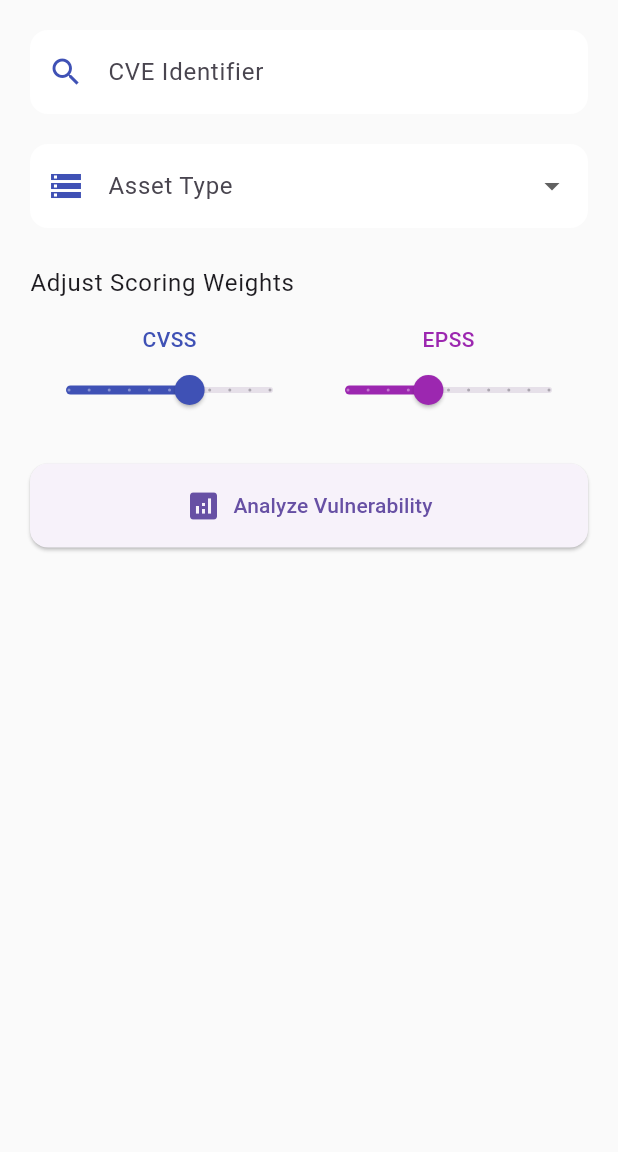
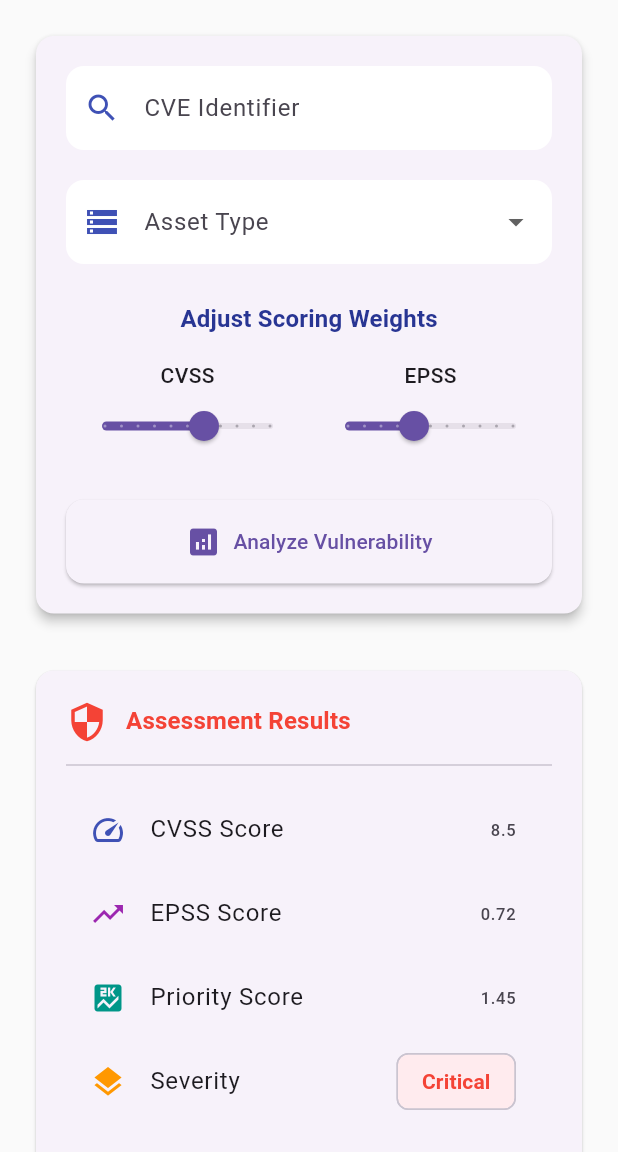
Before and after one commit to PasinduNimesha/vpf, a Flutter app: the VulnerabilityOverviewPage screen opened directly, on a phone screen of 412 x 824 dp, the part 84-1236 px from its top. Run offline on Flutter 3.47's test engine with Material 3 defaults, Android fonts, the phone set to English and light mode, and no system bars.

Commit message:
Refactor HomeScreen to stateless UI mockup

```diff
--- a/lib/HomeScreen.dart
+++ b/lib/HomeScreen.dart
@@ -1,8 +1,8 @@
 import 'package:flutter/material.dart';
-import 'dart:convert';
-import 'package:http/http.dart' as http;
 
 class HomeScreen extends StatelessWidget {
+  const HomeScreen({super.key});
+
   @override
   Widget build(BuildContext context) {
     return MaterialApp(
@@ -11,6 +11,13 @@
       theme: ThemeData(
         primarySwatch: Colors.indigo,
         scaffoldBackgroundColor: Colors.grey[50],
+        cardTheme: CardThemeData(
+          color: Colors.white,
+          elevation: 3,
+          shape: RoundedRectangleBorder(
+            borderRadius: BorderRadius.circular(12),
+          ),
+        ),
         inputDecorationTheme: InputDecorationTheme(
           filled: true,
           fillColor: Colors.white,
@@ -19,130 +26,14 @@
             borderSide: BorderSide.none,
           ),
         ),
-        cardTheme: CardTheme(
-          elevation: 4,
-          shape: RoundedRectangleBorder(
-            borderRadius: BorderRadius.circular(16),
       ),
-        ),
-        textTheme: TextTheme(
-          bodyLarge: TextStyle(
-            fontSize: 20,
-            fontWeight: FontWeight.w600,
-            color: Colors.indigo[800],
-          ),
-          bodyMedium: TextStyle(
-            fontSize: 16,
-            color: Colors.grey[800],
-          ),
-        ),
-      ),
-      home: VulnerabilityOverviewPage(),
+      home: const VulnerabilityOverviewPage(),
     );
   }
 }
 
-class VulnerabilityOverviewPage extends StatefulWidget {
+class VulnerabilityOverviewPage extends StatelessWidget {
   const VulnerabilityOverviewPage({super.key});
-
-  @override
-  _VulnerabilityOverviewPageState createState() => _VulnerabilityOverviewPageState();
-}
-
-class _VulnerabilityOverviewPageState extends State<VulnerabilityOverviewPage> {
-  final TextEditingController _cveController = TextEditingController();
-  String? _selectedAssetType;
-  double? _acmValue;
-  String? _severity;
-  double? _cvssScore;
-  double? _epssScore;
-  String? _priority;
-  double _priorityScore = 0;
-  double _cvssWeight = 0.6;
-  double _epssWeight = 0.4;
-  bool _isLoading = false;
-
-  final Map<String, double> _assetTypes = {
-    'Database with sensitive info': 2.0,
-    'Internal server': 1.5,
-    'E-commerce website': 1.3,
-    'Public blog': 1.0,
-  };
-
-  Future<void> _fetchVulnerabilityData() async {
-    if (_isLoading) return;
-
-    final cveCode = _cveController.text.trim();
-    if (cveCode.isEmpty || _selectedAssetType == null) {
-      setState(() => _severity = 'Please enter a CVE code and select an asset type.');
-      return;
-    }
-
-    setState(() => _isLoading = true);
-
-    try {
-      print('Fetching data for $cveCode...');
-      final cvssResponse = await http.get(Uri.parse('https://cve.circl.lu/api/cve/$cveCode'));
-      if (cvssResponse.statusCode != 200) throw Exception('Failed to load CVSS data');
-      final cvssData = json.decode(cvssResponse.body);
-      final cvssScore = cvssData['containers']['cna']?.containsKey('metrics') == false
-          ? cvssData['containers']['adp'][0]['metrics'][0]['cvssV3_1']['baseScore']
-          : (cvssData['containers']['cna']['metrics'][0]['cvssV3_1']['baseScore'] as num).toDouble();
-
-
-      final epssResponse = await http.get(Uri.parse('https://api.first.org/data/v1/epss?cve=$cveCode'));
-      if (epssResponse.statusCode != 200) throw Exception('Failed to load EPSS data');
-      final epssData = json.decode(epssResponse.body);
-      final epssScore = double.parse(epssData['data'][0]['epss']);
-
-      final normalizedCvss = cvssScore / 10.0;
-      final priorityScore = _acmValue! * (_cvssWeight * normalizedCvss + _epssWeight * epssScore);
-
-      final priority = _calculatePriority(priorityScore);
-      final severityLabel = _getSeverityLabel(cvssScore);
-
-      setState(() {
-        _cvssScore = cvssScore;
-        _epssScore = epssScore;
-        _severity = 'Severity: $severityLabel (${cvssScore.toStringAsFixed(1)})';
-        _priority = priority;
-        _priorityScore = priorityScore;
-      });
-    } catch (e) {
-      setState(() => _severity = 'Error: ${e.toString().replaceAll('Exception: ', '')}');
-    } finally {
-      setState(() => _isLoading = false);
-    }
-  }
-
-  String _calculatePriority(double score) {
-    if (score > 1.5) return 'Critical – Fix ASAP';
-    if (score > 1.0) return 'High – Fix Soon';
-    if (score > 0.5) return 'Medium – Fix Later';
-    return 'Low – Monitor';
-  }
-
-  String _getSeverityLabel(double cvssScore) {
-    if (cvssScore >= 9.0) return 'Critical';
-    if (cvssScore >= 7.0) return 'High';
-    if (cvssScore >= 4.0) return 'Medium';
-    return 'Low';
-  }
-
-  Color _getPriorityColor() {
-    switch (_priority?.split(' ')[0]) {
-      case 'Critical':
-        return Colors.red;
-      case 'High':
-        return Colors.orange;
-      case 'Medium':
-        return Colors.amber;
-      case 'Low':
-        return Colors.green;
-      default:
-        return Colors.grey;
-    }
-  }
 
   @override
   Widget build(BuildContext context) {
@@ -158,89 +49,55 @@
         child: Column(
           crossAxisAlignment: CrossAxisAlignment.stretch,
           children: [
+            // 🔹 Input card
+            Card(
+              elevation: 3,
+              child: Padding(
+                padding: const EdgeInsets.all(20),
+                child: Column(
+                  children: [
                     TextField(
-              controller: _cveController,
-              decoration: InputDecoration(
+                      decoration: const InputDecoration(
                         labelText: 'CVE Identifier',
+                        hintText: 'e.g., CVE-2023-12345',
                         prefixIcon: Icon(Icons.search, color: Colors.indigo),
-                hintText: 'e.g., CVE-2023-12345',
                       ),
                     ),
                     const SizedBox(height: 20),
                     DropdownButtonFormField<String>(
-              decoration: InputDecoration(
+                      decoration: const InputDecoration(
                         labelText: 'Asset Type',
                         prefixIcon: Icon(Icons.storage, color: Colors.indigo),
                       ),
-              value: _selectedAssetType,
-              items: _assetTypes.entries.map((e) => DropdownMenuItem(
-                value: e.key,
-                child: Text(e.key, style: Theme.of(context).textTheme.bodyMedium),
-              )).toList(),
-              onChanged: (value) => setState(() {
-                _selectedAssetType = value;
-                _acmValue = _assetTypes[value];
-              }),
+                      items: const [
+                        DropdownMenuItem(value: 'db', child: Text('Database with sensitive info')),
+                        DropdownMenuItem(value: 'server', child: Text('Internal server')),
+                        DropdownMenuItem(value: 'ecommerce', child: Text('E-commerce website')),
+                        DropdownMenuItem(value: 'blog', child: Text('Public blog')),
+                      ],
+                      onChanged: (_) {},
                     ),
                     const SizedBox(height: 25),
-            _buildWeightSliders(),
-            const SizedBox(height: 25),
-            ElevatedButton.icon(
-              icon: _isLoading
-                  ? SizedBox(
-                      width: 24,
-                      height: 24,
-                      child: CircularProgressIndicator(color: Colors.white, strokeWidth: 2),
-                    )
-                  : Icon(Icons.analytics, size: 24),
-              label: Text(_isLoading ? 'Analyzing...' : 'Analyze Vulnerability'),
-              style: ElevatedButton.styleFrom(
-                padding: const EdgeInsets.symmetric(vertical: 16),
-                shape: RoundedRectangleBorder(
-                  borderRadius: BorderRadius.circular(12),
+                    Text(
+                      'Adjust Scoring Weights',
+                      style: Theme.of(context).textTheme.titleMedium?.copyWith(
+                            fontWeight: FontWeight.w600,
+                            color: Colors.indigo[800],
                           ),
                     ),
-              onPressed: _isLoading ? null : _fetchVulnerabilityData,
-            ),
-            if (_severity != null) ...[
-              const SizedBox(height: 30),
-              _buildResultsCard(context),
-            ],
-          ],
-        ),
-      ),
-    );
-  }
-
-  Widget _buildWeightSliders() {
-    return Column(
-      crossAxisAlignment: CrossAxisAlignment.start,
-      children: [
-        Text('Adjust Scoring Weights', style: Theme.of(context).textTheme.bodyLarge),
                     const SizedBox(height: 15),
                     Row(
                       children: [
                         Expanded(
                           child: Column(
                             children: [
-                  Text('CVSS', style: TextStyle(color: Colors.indigo, fontWeight: FontWeight.w500)),
-                  SliderTheme(
-                    data: SliderThemeData(
-                      activeTrackColor: Colors.indigo,
-                      thumbColor: Colors.indigo,
-                      overlayColor: Colors.indigo.withOpacity(0.2),
-                    ),
-                    child: Slider(
-                      value: _cvssWeight,
+                              const Text('CVSS', style: TextStyle(fontWeight: FontWeight.w500)),
+                              Slider(
+                                value: 0.6,
                                 min: 0,
                                 max: 1,
                                 divisions: 10,
-                      label: _cvssWeight.toStringAsFixed(2),
-                      onChanged: (v) => setState(() {
-                        _cvssWeight = v;
-                        _epssWeight = 1 - v;
-                      }),
-                    ),
+                                onChanged: (_) {},
                               ),
                             ],
                           ),
@@ -248,36 +105,43 @@
                         Expanded(
                           child: Column(
                             children: [
-                  Text('EPSS', style: TextStyle(color: Colors.purple, fontWeight: FontWeight.w500)),
-                  SliderTheme(
-                    data: SliderThemeData(
-                      activeTrackColor: Colors.purple,
-                      thumbColor: Colors.purple,
-                      overlayColor: Colors.purple.withOpacity(0.2),
-                    ),
-                    child: Slider(
-                      value: _epssWeight,
+                              const Text('EPSS', style: TextStyle(fontWeight: FontWeight.w500)),
+                              Slider(
+                                value: 0.4,
                                 min: 0,
                                 max: 1,
                                 divisions: 10,
-                      label: _epssWeight.toStringAsFixed(2),
-                      onChanged: (v) => setState(() {
-                        _epssWeight = v;
-                        _cvssWeight = 1 - v;
-                      }),
-                    ),
+                                onChanged: (_) {},
                               ),
                             ],
                           ),
                         ),
                       ],
                     ),
+                    const SizedBox(height: 25),
+                    SizedBox(
+                      width: double.infinity,
+                      child: ElevatedButton.icon(
+                        icon: const Icon(Icons.analytics, size: 24),
+                        label: const Text('Analyze Vulnerability'),
+                        style: ElevatedButton.styleFrom(
+                          padding: const EdgeInsets.symmetric(vertical: 16),
+                          shape: RoundedRectangleBorder(
+                            borderRadius: BorderRadius.circular(12),
+                          ),
+                        ),
+                        onPressed: () {},
+                      ),
+                    ),
                   ],
-    );
-  }
+                ),
+              ),
+            ),
 
-  Widget _buildResultsCard(BuildContext context) {
-    return Card(
+            const SizedBox(height: 30),
+
+            // 🔹 Example results card (placeholder)
+            Card(
               child: Padding(
                 padding: const EdgeInsets.all(20),
                 child: Column(
@@ -285,36 +149,58 @@
                   children: [
                     Row(
                       children: [
-                Icon(Icons.warning, color: _getPriorityColor(), size: 28),
+                        const Icon(Icons.security, color: Colors.red, size: 28),
                         const SizedBox(width: 12),
-                Text('Assessment Results',
-                    style: Theme.of(context).textTheme.bodyLarge?.copyWith(color: _getPriorityColor())),
+                        Text(
+                          'Assessment Results',
+                          style: Theme.of(context).textTheme.titleMedium?.copyWith(
+                                color: Colors.red,
+                                fontWeight: FontWeight.bold,
+                              ),
+                        ),
                       ],
                     ),
-            const Divider(height: 30, thickness: 1),
-            _buildResultRow('CVSS Score', _cvssScore?.toStringAsFixed(1) ?? '-', Icons.speed),
-            _buildResultRow('EPSS Score', _epssScore?.toStringAsFixed(3) ?? '-', Icons.trending_up),
-            _buildResultRow('Priority Score', _priorityScore?.toStringAsFixed(2) ?? '-', Icons.score),
-            _buildResultRow('Severity Level', _severity?.split(': ')[1] ?? '-', Icons.layers),
+                    const Divider(height: 30),
+                    const ListTile(
+                      leading: Icon(Icons.speed, color: Colors.indigo),
+                      title: Text('CVSS Score'),
+                      trailing: Text('8.5'),
+                    ),
+                    const ListTile(
+                      leading: Icon(Icons.trending_up, color: Colors.purple),
+                      title: Text('EPSS Score'),
+                      trailing: Text('0.72'),
+                    ),
+                    const ListTile(
+                      leading: Icon(Icons.score, color: Colors.teal),
+                      title: Text('Priority Score'),
+                      trailing: Text('1.45'),
+                    ),
+                    const ListTile(
+                      leading: Icon(Icons.layers, color: Colors.orange),
+                      title: Text('Severity'),
+                      trailing: Chip(
+                        label: Text('Critical'),
+                        backgroundColor: Color(0xFFFFEBEE),
+                        labelStyle: TextStyle(color: Colors.red, fontWeight: FontWeight.bold),
+                      ),
+                    ),
                     const SizedBox(height: 15),
-            Container(
-              padding: const EdgeInsets.symmetric(vertical: 12, horizontal: 16),
-              decoration: BoxDecoration(
-                color: _getPriorityColor().withOpacity(0.1),
-                borderRadius: BorderRadius.circular(8),
-                border: Border.all(color: _getPriorityColor().withOpacity(0.3)),
-              ),
-              child: Row(
-                children: [
-                  Icon(Icons.priority_high, color: _getPriorityColor()),
-                  const SizedBox(width: 12),
-                  Text(_priority ?? 'No priority calculated',
-                      style: TextStyle(
+                    const Center(
+                      child: Chip(
+                        avatar: Icon(Icons.priority_high, color: Colors.red),
+                        label: Text('Critical – Fix ASAP'),
+                        backgroundColor: Color(0xFFFFCDD2),
+                        labelStyle: TextStyle(
                           fontSize: 16,
                           fontWeight: FontWeight.w600,
-                        color: _getPriorityColor(),
-                      )),
+                          color: Colors.red,
+                        ),
+                        padding: EdgeInsets.symmetric(horizontal: 12, vertical: 6),
+                      ),
+                    ),
                   ],
+                ),
               ),
             ),
           ],
@@ -322,21 +208,4 @@
       ),
     );
   }
-
-  Widget _buildResultRow(String label, String value, IconData icon) {
-    return Padding(
-      padding: const EdgeInsets.symmetric(vertical: 8),
-      child: Row(
-        children: [
-          Icon(icon, size: 20, color: Colors.grey[600]),
-          const SizedBox(width: 12),
-          Expanded(child: Text(label, style: Theme.of(context).textTheme.bodyMedium)),
-          Text(value, style: Theme.of(context).textTheme.bodyMedium?.copyWith(
-            fontWeight: FontWeight.w600,
-            color: Colors.indigo[800],
-          )),
-        ],
-      ),
-    );
 }
-}
```
Lines whose indentation alone changed are shown as unchanged.
